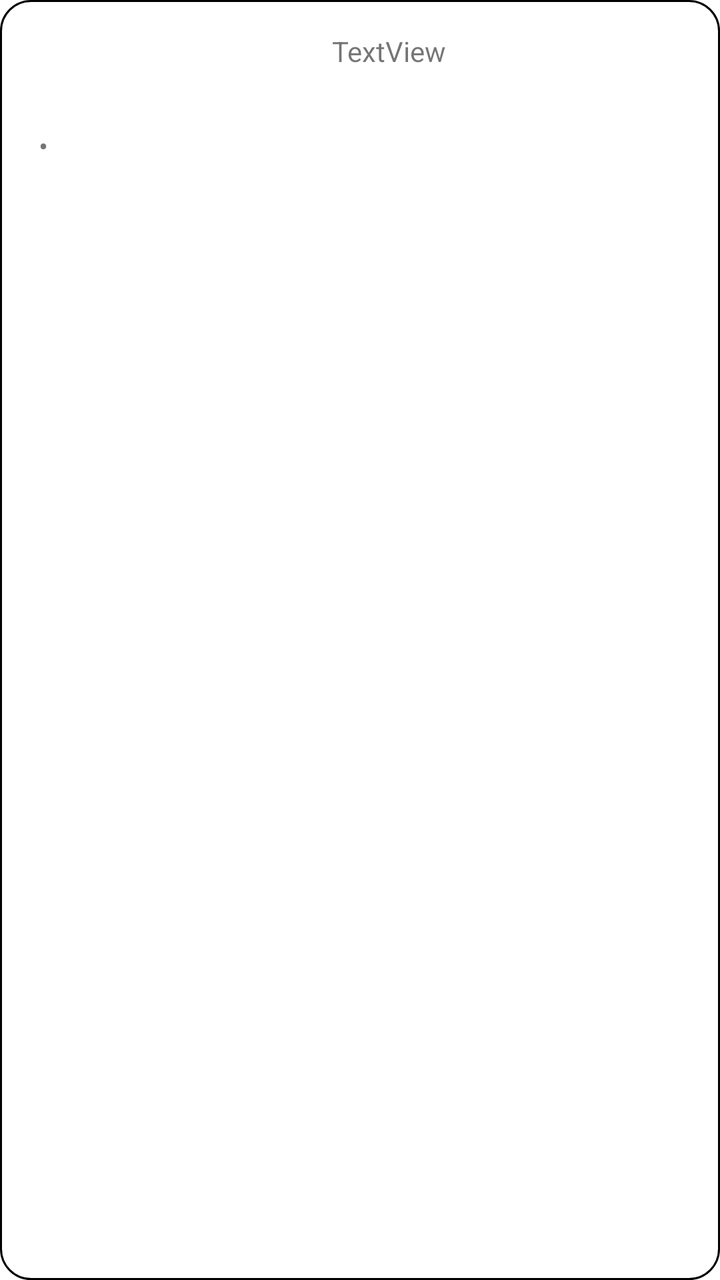
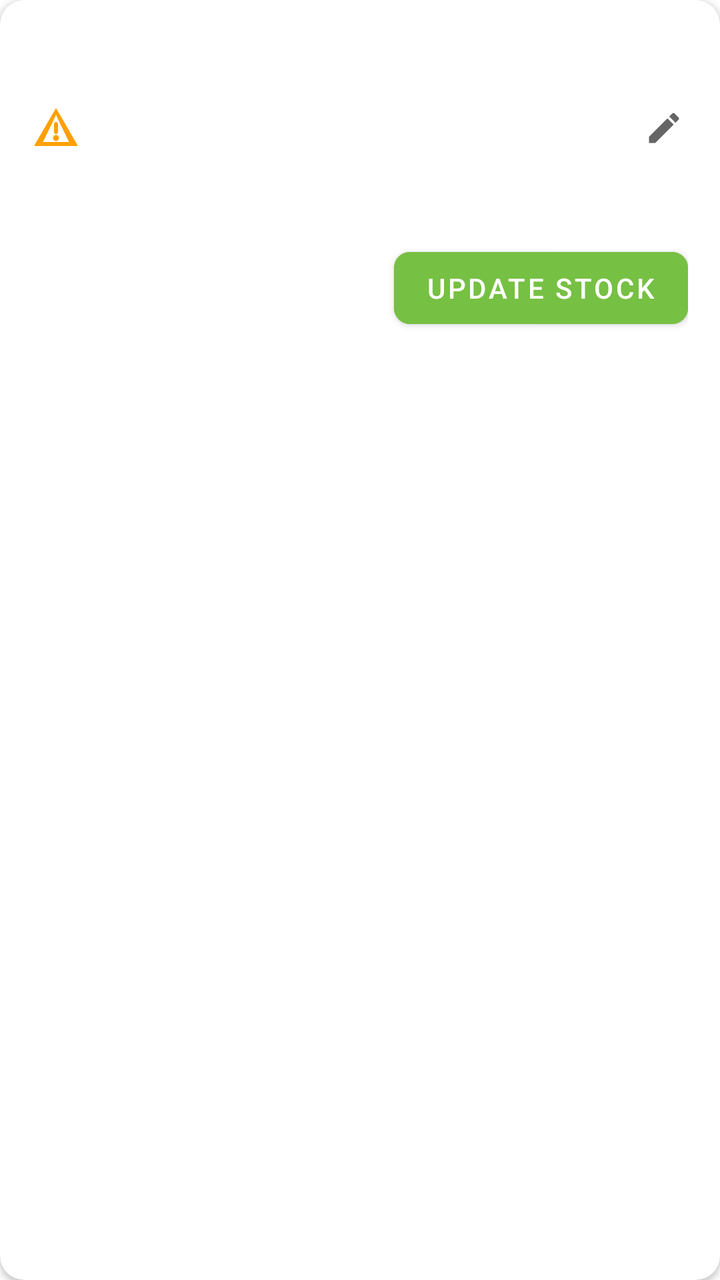

Compare the two renders of this Android layout. The source of the first and the diff that turns it into the second are given below.
<!-- AndroidManifest.xml: application theme Theme.MyApp -->
<!-- res/layout/item_low_stock.xml -->
<?xml version="1.0" encoding="utf-8"?>
<LinearLayout xmlns:android="http://schemas.android.com/apk/res/android"
    android:layout_width="match_parent"
    android:layout_height="wrap_content"

    android:orientation="vertical"
    android:padding="16dp"
    android:background="@drawable/rounded_corner"
    android:focusable="true"
    android:clickable="true">

    <TextView
        android:id="@+id/nofication_date"
        android:layout_width="match_parent"
        android:layout_height="wrap_content"
        android:layout_marginLeft="150dp"
        android:text="TextView" />

    <TextView
        android:id="@+id/low_stock_product_name"
        android:layout_width="match_parent"
        android:layout_height="wrap_content"
        android:textAppearance="?android:attr/textAppearanceMedium"
        android:textStyle="bold"/>

    <LinearLayout
        android:layout_width="match_parent"
        android:layout_height="wrap_content"
        android:orientation="horizontal"
        android:layout_marginTop="4dp">

        <TextView
            android:id="@+id/low_stock_quantity"
            android:layout_width="wrap_content"
            android:layout_height="wrap_content"
            android:textAppearance="?android:attr/textAppearanceSmall"/>

        <TextView
            android:layout_width="wrap_content"
            android:layout_height="wrap_content"
            android:text=" • "
            android:textAppearance="?android:attr/textAppearanceSmall"/>

        <TextView
            android:id="@+id/low_stock_price"
            android:layout_width="wrap_content"
            android:layout_height="wrap_content"
            android:textAppearance="?android:attr/textAppearanceSmall"/>

    </LinearLayout>

</LinearLayout>
<!-- resources referenced by this layout -->
<resources>
  <!-- drawable rounded_corner (drawable) -->
  <?xml version="1.0" encoding="utf-8"?>
  <shape xmlns:android="http://schemas.android.com/apk/res/android"
      android:shape="rectangle">
      <corners android:radius="15dp"/>
      <stroke android:width="1dip" android:color="@color/black" />
  
  </shape>
  <style name="Theme.MyApp" parent="Theme.MaterialComponents.Light.NoActionBar">
          
          <item name="colorPrimary">#76C043</item>
          <item name="colorPrimaryVariant">#5A9A32</item>
          <item name="colorOnPrimary">@color/white</item>
          
          <item name="colorSecondary">#76C043</item>
          <item name="colorSecondaryVariant">#5A9A32</item>
          <item name="colorOnSecondary">@color/black</item>
          
          <item name="android:statusBarColor">?attr/colorPrimaryVariant</item>
          
          <item name="windowActionBar">false</item>
          <item name="windowNoTitle">true</item>
      </style>
  <color name="black">#FF000000</color>
  <color name="white">#FFFFFFFF</color>
</resources>

<!-- the commit's change to res/layout/item_low_stock.xml (unified diff, before → after) -->
@@ -1,52 +1,101 @@
 <?xml version="1.0" encoding="utf-8"?>
-<LinearLayout xmlns:android="http://schemas.android.com/apk/res/android"
+<androidx.cardview.widget.CardView
+    xmlns:android="http://schemas.android.com/apk/res/android"
+    xmlns:app="http://schemas.android.com/apk/res-auto"
     android:layout_width="match_parent"
     android:layout_height="wrap_content"
-
-    android:orientation="vertical"
-    android:padding="16dp"
-    android:background="@drawable/rounded_corner"
-    android:focusable="true"
-    android:clickable="true">
-
-    <TextView
-        android:id="@+id/nofication_date"
-        android:layout_width="match_parent"
-        android:layout_height="wrap_content"
-        android:layout_marginLeft="150dp"
-        android:text="TextView" />
-
-    <TextView
-        android:id="@+id/low_stock_product_name"
-        android:layout_width="match_parent"
-        android:layout_height="wrap_content"
-        android:textAppearance="?android:attr/textAppearanceMedium"
-        android:textStyle="bold"/>
+    android:layout_marginHorizontal="8dp"
+    android:layout_marginVertical="4dp"
+    app:cardCornerRadius="12dp"
+    app:cardElevation="2dp"
+    android:foreground="?attr/selectableItemBackground"
+    android:clickable="true"
+    android:focusable="true">
 
     <LinearLayout
         android:layout_width="match_parent"
         android:layout_height="wrap_content"
-        android:orientation="horizontal"
-        android:layout_marginTop="4dp">
+        android:orientation="vertical"
+        android:padding="16dp">
 
-        <TextView
-            android:id="@+id/low_stock_quantity"
+        <LinearLayout
+            android:layout_width="match_parent"
+            android:layout_height="wrap_content"
+            android:orientation="horizontal"
+            android:gravity="center_vertical">
+
+            
+            <ImageView
+                android:layout_width="24dp"
+                android:layout_height="24dp"
+                android:src="@drawable/ic_warning"
+                android:tint="#FFA000"
+                android:layout_marginEnd="12dp"/>
+
+            <LinearLayout
+                android:layout_width="0dp"
+                android:layout_height="wrap_content"
+                android:layout_weight="1"
+                android:orientation="vertical">
+
+                <TextView
+                    android:id="@+id/low_stock_product_name"
+                    android:layout_width="match_parent"
+                    android:layout_height="wrap_content"
+                    android:textSize="18sp"
+                    android:textStyle="bold"
+                    android:textColor="#333333"
+                    android:maxLines="1"
+                    android:ellipsize="end"/>
+
+                <TextView
+                    android:id="@+id/low_stock_quantity"
+                    android:layout_width="wrap_content"
+                    android:layout_height="wrap_content"
+                    android:layout_marginTop="4dp"
+                    android:textSize="16sp"
+                    android:textColor="#D32F2F"/>
+
+                <TextView
+                    android:id="@+id/low_stock_price"
+                    android:layout_width="wrap_content"
+                    android:layout_height="wrap_content"
+                    android:layout_marginTop="4dp"
+                    android:textSize="16sp"
+                    android:textColor="#76C043"
+                    android:textStyle="bold"/>
+
+                <TextView
+                    android:id="@+id/nofication_date"
+                    android:layout_width="wrap_content"
+                    android:layout_height="wrap_content"
+                    android:layout_marginTop="4dp"
+                    android:textSize="12sp"
+                    android:textColor="#666666"/>
+            </LinearLayout>
+
+            
+            <ImageView
+                android:layout_width="24dp"
+                android:layout_height="24dp"
+                android:src="@drawable/ic_edit"
+                android:tint="#666666"
+                android:layout_marginStart="12dp"
+                android:background="?attr/selectableItemBackgroundBorderless"
+                android:padding="2dp"/>
+        </LinearLayout>
+
+        
+        <com.google.android.material.button.MaterialButton
+            android:id="@+id/btnUpdateStock"
             android:layout_width="wrap_content"
             android:layout_height="wrap_content"
-            android:textAppearance="?android:attr/textAppearanceSmall"/>
-
-        <TextView
-            android:layout_width="wrap_content"
-            android:layout_height="wrap_content"
-            android:text=" • "
-            android:textAppearance="?android:attr/textAppearanceSmall"/>
-
-        <TextView
-            android:id="@+id/low_stock_price"
-            android:layout_width="wrap_content"
-            android:layout_height="wrap_content"
-            android:textAppearance="?android:attr/textAppearanceSmall"/>
-
+            android:layout_marginTop="8dp"
+            android:text="Update Stock"
+            android:textColor="#FFFFFF"
+            app:cornerRadius="8dp"
+            android:backgroundTint="#76C043"
+            android:layout_gravity="end"
+            style="@style/Widget.MaterialComponents.Button"/>
     </LinearLayout>
-
-</LinearLayout>
+</androidx.cardview.widget.CardView>
<!-- resource entries referenced after the edit -->
@@ -1,13 +1,28 @@
 <!-- resources referenced by this layout -->
 <resources>
-  <!-- drawable rounded_corner (drawable) -->
-  <?xml version="1.0" encoding="utf-8"?>
-  <shape xmlns:android="http://schemas.android.com/apk/res/android"
-      android:shape="rectangle">
-      <corners android:radius="15dp"/>
-      <stroke android:width="1dip" android:color="@color/black" />
-  
-  </shape>
+  <!-- drawable ic_edit (drawable) -->
+  <vector xmlns:android="http://schemas.android.com/apk/res/android" android:height="24dp" android:tint="#000000" android:viewportHeight="24" android:viewportWidth="24" android:width="24dp">
+        
+      <path android:fillColor="@android:color/white" android:pathData="M3,17.25V21h3.75L17.81,9.94l-3.75,-3.75L3,17.25zM20.71,7.04c0.39,-0.39 0.39,-1.02 0,-1.41l-2.34,-2.34c-0.39,-0.39 -1.02,-0.39 -1.41,0l-1.83,1.83 3.75,3.75 1.83,-1.83z"/>
+      
+  </vector>
+  <!-- drawable ic_warning (drawable) -->
+  <vector xmlns:android="http://schemas.android.com/apk/res/android"
+      android:width="24dp"
+      android:height="24dp"
+      android:viewportWidth="24"
+      android:viewportHeight="24"
+      android:tint="?attr/colorControlNormal">
+      <path
+          android:fillColor="#FFA000"
+          android:pathData="M12,2L1,21h22L12,2zm0,3.5L18.5,19h-13L12,5.5z"/>
+      <path
+          android:fillColor="#FFA000"
+          android:pathData="M12,15.5c-0.8,0 -1.5,0.7 -1.5,1.5s0.7,1.5 1.5,1.5 1.5,-0.7 1.5,-1.5 -0.7,-1.5 -1.5,-1.5z"/>
+      <path
+          android:fillColor="#FFA000"
+          android:pathData="M12,9c-0.6,0 -1,0.4 -1,1v4c0,0.6 0.4,1 1,1s1,-0.4 1,-1v-4c0,-0.6 -0.4,-1 -1,-1z"/>
+  </vector>
   <style name="Theme.MyApp" parent="Theme.MaterialComponents.Light.NoActionBar">
           
           <item name="colorPrimary">#76C043</item>
@@ -23,7 +38,7 @@
           <item name="windowActionBar">false</item>
           <item name="windowNoTitle">true</item>
       </style>
+  <color name="white">#FFFFFFFF</color>
   <color name="black">#FF000000</color>
-  <color name="white">#FFFFFFFF</color>
 </resources>
 
